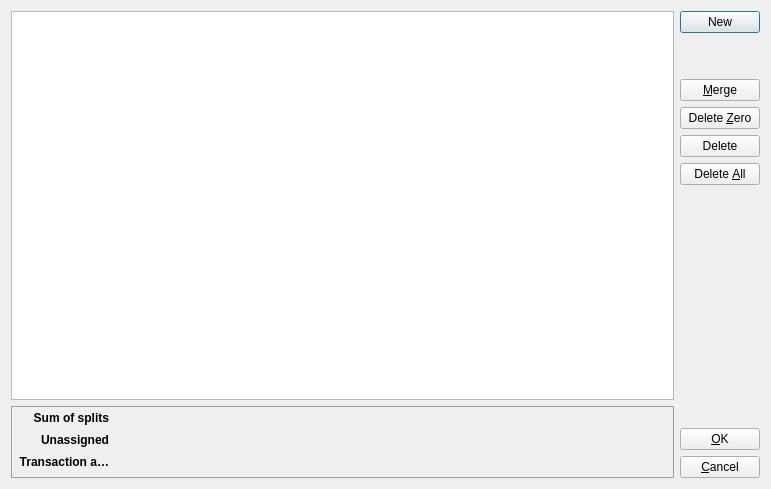
Above: kmymoney/views/splitdialog.ui from KDE/kmymoney before the change. Below: the same form after it.
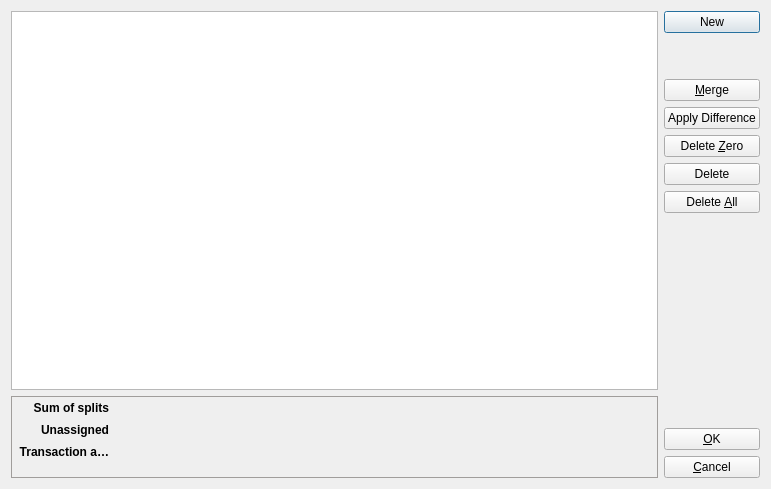
That is the form after the change. Custom widgets are drawn as their Qt base class.

Commit message:
Add a button to adjust current split with unassigned amount
Adds a button to adjust the selected split
with the unassigned or over-assigned amount
directly to balance the transaction without
using a calculator.

Patch:
```diff
--- a/kmymoney/views/splitdialog.ui
+++ b/kmymoney/views/splitdialog.ui
@@ -33,7 +33,7 @@
        <property name="minimumSize">
         <size>
          <width>0</width>
-         <height>72</height>
+         <height>82</height>
         </size>
        </property>
        <property name="palette">
@@ -621,6 +621,20 @@
         </property>
        </widget>
       </item>
+      
+      <item>
+       <widget class="QPushButton" name="adjustUnassigned">
+        <property name="toolTip">
+         <string>Apply 'Unassigned' or 'Overassigned' amount to the current split.
+'Unassigned' amount will be added or 'Overassigned' amount
+will be subtracted from the amount of the selected split.</string>
+        </property>
+        <property name="text">
+         <string>Apply Difference</string>
+        </property>
+       </widget>
+      </item>
+
       <item>
        <widget class="QPushButton" name="deleteZeroButton">
         <property name="toolTip">
```
Left out of the diff: 1 changed line with no effect on the pictures. The commit also changes 5 other files.
